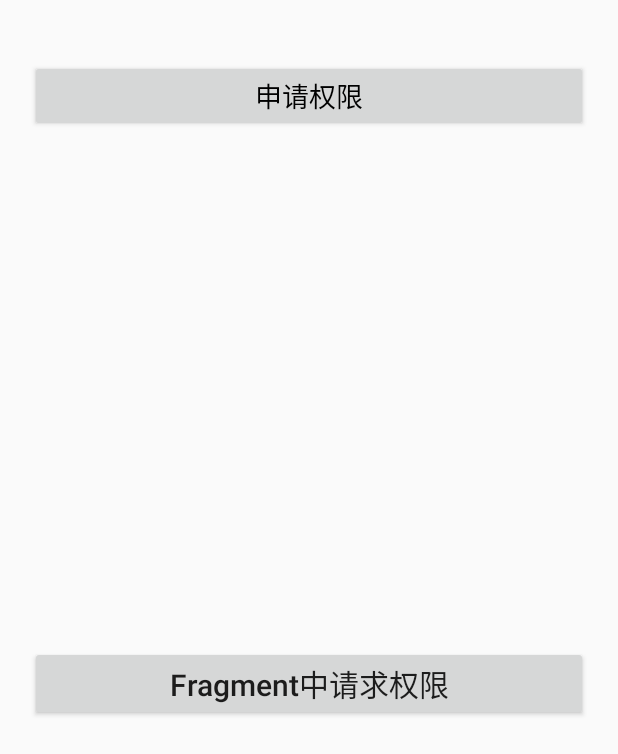
After one commit to dongjieorg/DongjieDemos, an Android app: the AndPermissionActivity screen opened directly, with no data from a screen before it, on a phone screen of 412 x 824 dp. The commit adds this screen. Shown: the top 754 px of the screen. Run offline under Robolectric (Android 15) with nearby library versions, the phone set to English and light mode, and no system bars; libraries missing offline, so code that uses them is left out: com.yanzhenjie.permission.

Commit message:
添加权限demo

```diff
--- a/app/build.gradle
+++ b/app/build.gradle
@@ -43,4 +43,6 @@ dependencies {
     implementation 'com.kevin:tabindicator:1.0.2'
     // 第三方TabLayout, TabIndicator
     implementation 'com.flyco.tablayout:FlycoTabLayout_Lib:2.1.2@aar'
+    // AndPermission
+    implementation 'com.yanzhenjie.permission:support:2.0.1'
 }
--- /dev/null
+++ b/app/src/main/java/com/dongjie/dongjiedemos/andpermission/AndPermissionActivity.java
@@ -0,0 +1,57 @@
+package com.dongjie.dongjiedemos.andpermission;
+
+import android.content.Intent;
+import android.net.Uri;
+import android.os.Bundle;
+import android.provider.Settings;
+import android.view.View;
+
+import com.dongjie.dongjiedemos.R;
+import com.dongjie.dongjiedemos.base.BaseActivity;
+import com.dongjie.dongjiedemos.tools.ToastUtils;
+import com.yanzhenjie.permission.Action;
+import com.yanzhenjie.permission.AndPermission;
+import com.yanzhenjie.permission.runtime.Permission;
+
+import java.util.List;
+
+/**
+ * github地址：https://github.com/yanzhenjie/AndPermission
+ * fragment和activity都适用
+ */
+public class AndPermissionActivity extends BaseActivity {
+
+    @Override
+    protected void onCreate(Bundle savedInstanceState) {
+        super.onCreate(savedInstanceState);
+        setContentView(R.layout.activity_and_permission);
+
+        getSupportFragmentManager().beginTransaction().replace(R.id.container, new AndPermissionFragment()).commit();
+    }
+
+    // 权限全在Permission类中， 还封装了group，比如存储权限有读写两个，直接用group申请就可以，不过判断的时候要判断此group里面权限的个数
+    public void onButtonClick1(View v) {
+        AndPermission.with(this)
+                .runtime()
+                .permission(Permission.Group.STORAGE)
+                .onGranted(new Action<List<String>>() {
+                    @Override
+                    public void onAction(List<String> data) {
+                        if (data.size() == 2) {
+                            ToastUtils.showToast(AndPermissionActivity.this, "权限全部同意");
+                        }
+                    }
+                })
+                .onDenied(new Action<List<String>>() {
+                    @Override
+                    public void onAction(List<String> data) {
+                        ToastUtils.showToast(AndPermissionActivity.this, "权限l被拒");
+                        Intent intent = new Intent();
+                        intent.setAction(Settings.ACTION_APPLICATION_DETAILS_SETTINGS);
+                        intent.setData(Uri.fromParts("package", getPackageName(), null));
+                        startActivity(intent);
+                    }
+                })
+                .start();
+    }
+}
--- /dev/null
+++ b/app/src/main/java/com/dongjie/dongjiedemos/andpermission/AndPermissionFragment.java
@@ -0,0 +1,68 @@
+package com.dongjie.dongjiedemos.andpermission;
+
+
+import android.content.Intent;
+import android.net.Uri;
+import android.os.Bundle;
+import android.provider.Settings;
+import android.support.v4.app.Fragment;
+import android.view.LayoutInflater;
+import android.view.View;
+import android.view.ViewGroup;
+import android.widget.Button;
+
+import com.dongjie.dongjiedemos.MainActivity;
+import com.dongjie.dongjiedemos.R;
+import com.dongjie.dongjiedemos.tools.ToastUtils;
+import com.yanzhenjie.permission.Action;
+import com.yanzhenjie.permission.AndPermission;
+import com.yanzhenjie.permission.runtime.Permission;
+
+import java.util.List;
+
+/**
+ * A simple {@link Fragment} subclass.
+ */
+public class AndPermissionFragment extends Fragment {
+
+    public AndPermissionFragment() {
+        // Required empty public constructor
+    }
+
+    View v;
+    Button bt = null;
+    @Override
+    public View onCreateView(LayoutInflater inflater, ViewGroup container,
+                             Bundle savedInstanceState) {
+        v = inflater.inflate(R.layout.fragment_and_permission, container, false);
+        bt = v.findViewById(R.id.button);
+        bt.setOnClickListener(new View.OnClickListener() {
+            @Override
+            public void onClick(View v) {
+                AndPermission.with(AndPermissionFragment.this)
+                        .runtime()
+                        .permission(Permission.Group.CAMERA)
+                        .onGranted(new Action<List<String>>() {
+                            @Override
+                            public void onAction(List<String> data) {
+                                if (data.size() == 1) {
+                                    ToastUtils.showToast(getActivity(), "权限全部同意");
+                                }
+                            }
+                        })
+                        .onDenied(new Action<List<String>>() {
+                            @Override
+                            public void onAction(List<String> data) {
+                                ToastUtils.showToast(getActivity(), "权限l被拒");
+                                Intent intent = new Intent();
+                                intent.setAction(Settings.ACTION_APPLICATION_DETAILS_SETTINGS);
+                                intent.setData(Uri.fromParts("package", getActivity().getPackageName(), null));
+                                startActivity(intent);
+                            }
+                        })
+                        .start();
+            }
+        });
+        return v;
+    }
+}
--- a/app/src/main/java/com/dongjie/dongjiedemos/tablayout/TabLayoutActivity.java
+++ b/app/src/main/java/com/dongjie/dongjiedemos/tablayout/TabLayoutActivity.java
@@ -12,7 +12,7 @@ import com.dongjie.dongjiedemos.tablayout.activitys.SlidingTabActivity;
 
 /**
  * 第三方的TabLayout，功能齐全
- * github地址:
+ * github地址: https://github.com/H07000223/FlycoTabLayout
  */
 public class TabLayoutActivity extends BaseActivity {
 
--- /dev/null
+++ b/app/src/main/res/layout/activity_and_permission.xml
@@ -0,0 +1,28 @@
+<?xml version="1.0" encoding="utf-8"?>
+<LinearLayout xmlns:android="http://schemas.android.com/apk/res/android"
+    xmlns:tools="http://schemas.android.com/tools"
+    android:layout_width="match_parent"
+    android:layout_height="match_parent"
+    android:orientation="vertical"
+    tools:context=".andpermission.AndPermissionActivity">
+
+    <Button
+        android:layout_width="match_parent"
+        android:layout_height="wrap_content"
+        android:text="申请权限"
+        android:onClick="onButtonClick1"
+        android:textSize="18dp"
+        android:textColor="#000"
+        android:layout_marginTop="40dp"
+        android:layout_marginLeft="20dp"
+        android:layout_marginRight="20dp"
+        android:textAllCaps="false"
+        />
+
+    <RelativeLayout
+        android:layout_width="match_parent"
+        android:layout_height="0dp"
+        android:layout_weight="1"
+        android:id="@+id/container"
+        />
+</LinearLayout>
--- /dev/null
+++ b/app/src/main/res/layout/fragment_and_permission.xml
@@ -0,0 +1,21 @@
+<?xml version="1.0" encoding="utf-8"?>
+<FrameLayout xmlns:android="http://schemas.android.com/apk/res/android"
+    xmlns:tools="http://schemas.android.com/tools"
+    android:layout_width="match_parent"
+    android:layout_height="match_parent"
+    tools:context=".andpermission.AndPermissionFragment">
+
+    <Button
+        android:id="@+id/button"
+        android:layout_width="match_parent"
+        android:layout_height="wrap_content"
+        android:text="Fragment中请求权限"
+        android:textSize="20dp"
+        android:gravity="center"
+        android:layout_gravity="center"
+        android:layout_marginLeft="20dp"
+        android:layout_marginRight="20dp"
+        android:textAllCaps="false"
+        />
+
+</FrameLayout>
```
Also changed, not shown: app/src/main/AndroidManifest.xml (+7 -4 lines), app/src/main/java/com/dongjie/dongjiedemos/MainActivity.java (+7 -0 lines), app/src/main/java/com/dongjie/dongjiedemos/andpermission/PermissionActivity.java (added, +29 -0 lines), app/src/main/java/com/dongjie/dongjiedemos/andpermission/PermissionUtilsActivity.java (added, +54 -0 lines), app/src/main/res/layout/activity_permission.xml (added, +33 -0 lines), app/src/main/res/layout/activity_permission_utils.xml (added, +19 -0 lines).
